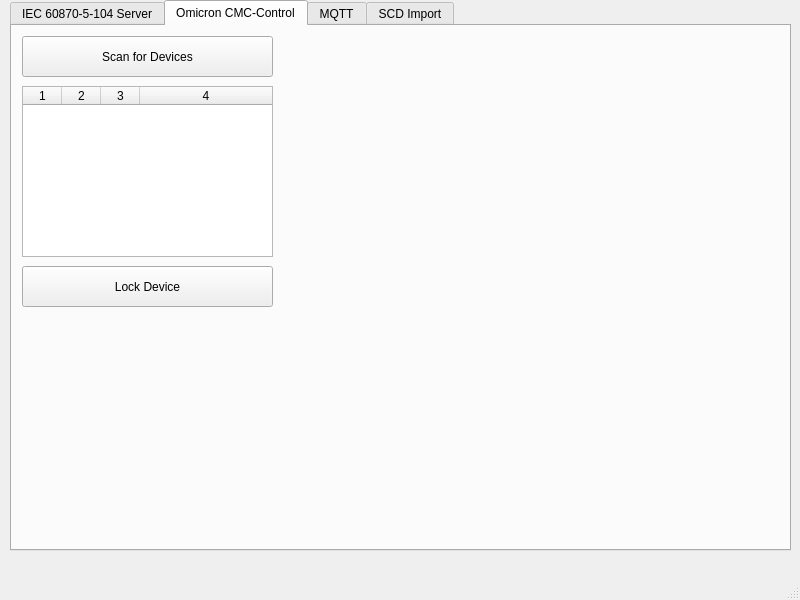
Pfannex/CMC-104_Mapper, file Qt_GUI/frm_main.ui: the form before one commit.
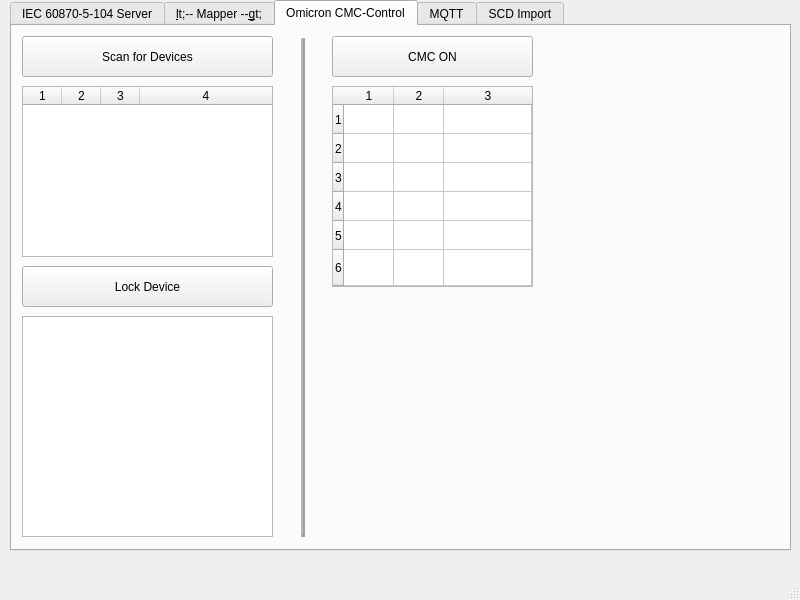
The form after the commit. Icons and pictures are not drawn.

What changed in the file:
```diff
--- a/Qt_GUI/frm_main.ui
+++ b/Qt_GUI/frm_main.ui
@@ -253,6 +253,11 @@
       </property>
      </widget>
     </widget>
+    <widget class="QWidget" name="tab_mapper">
+     <attribute name="title">
+      <string>&lt;-- Mapper --&gt;</string>
+     </attribute>
+    </widget>
     <widget class="QWidget" name="tab_cmc">
      <attribute name="title">
       <string>Omicron CMC-Control</string>
@@ -342,6 +347,106 @@
        <set>Qt::AlignLeading|Qt::AlignLeft|Qt::AlignTop</set>
       </property>
      </widget>
+     <widget class="QTableWidget" name="tabw_quick_cmc">
+      <property name="geometry">
+       <rect>
+        <x>320</x>
+        <y>60</y>
+        <width>201</width>
+        <height>201</height>
+       </rect>
+      </property>
+      <property name="gridStyle">
+       <enum>Qt::SolidLine</enum>
+      </property>
+      <property name="rowCount">
+       <number>6</number>
+      </property>
+      <property name="columnCount">
+       <number>3</number>
+      </property>
+      <attribute name="horizontalHeaderCascadingSectionResizes">
+       <bool>true</bool>
+      </attribute>
+      <attribute name="horizontalHeaderMinimumSectionSize">
+       <number>50</number>
+      </attribute>
+      <attribute name="horizontalHeaderDefaultSectionSize">
+       <number>50</number>
+      </attribute>
+      <attribute name="horizontalHeaderShowSortIndicator" stdset="0">
+       <bool>false</bool>
+      </attribute>
+      <attribute name="horizontalHeaderStretchLastSection">
+       <bool>true</bool>
+      </attribute>
+      <attribute name="verticalHeaderVisible">
+       <bool>true</bool>
+      </attribute>
+      <attribute name="verticalHeaderMinimumSectionSize">
+       <number>29</number>
+      </attribute>
+      <attribute name="verticalHeaderDefaultSectionSize">
+       <number>29</number>
+      </attribute>
+      <attribute name="verticalHeaderStretchLastSection">
+       <bool>true</bool>
+      </attribute>
+      <row/>
+      <row/>
+      <row/>
+      <row/>
+      <row/>
+      <row/>
+      <column/>
+      <column/>
+      <column/>
+     </widget>
+     <widget class="QPushButton" name="bu_cmc_on">
+      <property name="geometry">
+       <rect>
+        <x>320</x>
+        <y>10</y>
+        <width>201</width>
+        <height>41</height>
+       </rect>
+      </property>
+      <property name="text">
+       <string>CMC ON</string>
+      </property>
+     </widget>
+     <widget class="QListView" name="listView">
+      <property name="geometry">
+       <rect>
+        <x>10</x>
+        <y>290</y>
+        <width>251</width>
+        <height>221</height>
+       </rect>
+      </property>
+     </widget>
+     <widget class="Line" name="line">
+      <property name="geometry">
+       <rect>
+        <x>260</x>
+        <y>10</y>
+        <width>61</width>
+        <height>501</height>
+       </rect>
+      </property>
+      <property name="frameShadow">
+       <enum>QFrame::Raised</enum>
+      </property>
+      <property name="lineWidth">
+       <number>2</number>
+      </property>
+      <property name="midLineWidth">
+       <number>2</number>
+      </property>
+      <property name="orientation">
+       <enum>Qt::Vertical</enum>
+      </property>
+     </widget>
     </widget>
     <widget class="QWidget" name="tab_mqtt">
      <attribute name="title">
```
Left out of the diff: 4 changed lines with no effect on the pictures.
